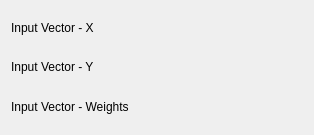
This is src/plugins/fits/gradient_weighted/fitgradient_weightedconfig.ui in Kst-plot/kst as Qt 5 draws it before an edit. The edited form follows.
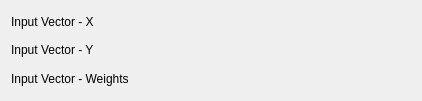
This is the edited form. Custom widgets are drawn as their Qt base class.

What changed in the file:
```diff
--- a/src/plugins/fits/gradient_weighted/fitgradient_weightedconfig.ui
+++ b/src/plugins/fits/gradient_weighted/fitgradient_weightedconfig.ui
@@ -5,10 +5,16 @@
    <rect>
     <x>0</x>
     <y>0</y>
-    <width>314</width>
-    <height>135</height>
+    <width>422</width>
+    <height>101</height>
    </rect>
   </property>
+  <property name="minimumSize" >
+   <size>
+    <width>400</width>
+    <height>0</height>
+   </size>
+  </property>
   <layout class="QVBoxLayout" name="verticalLayout" >
    <item>
     <layout class="QHBoxLayout" name="horizontalLayout_2" >
```
